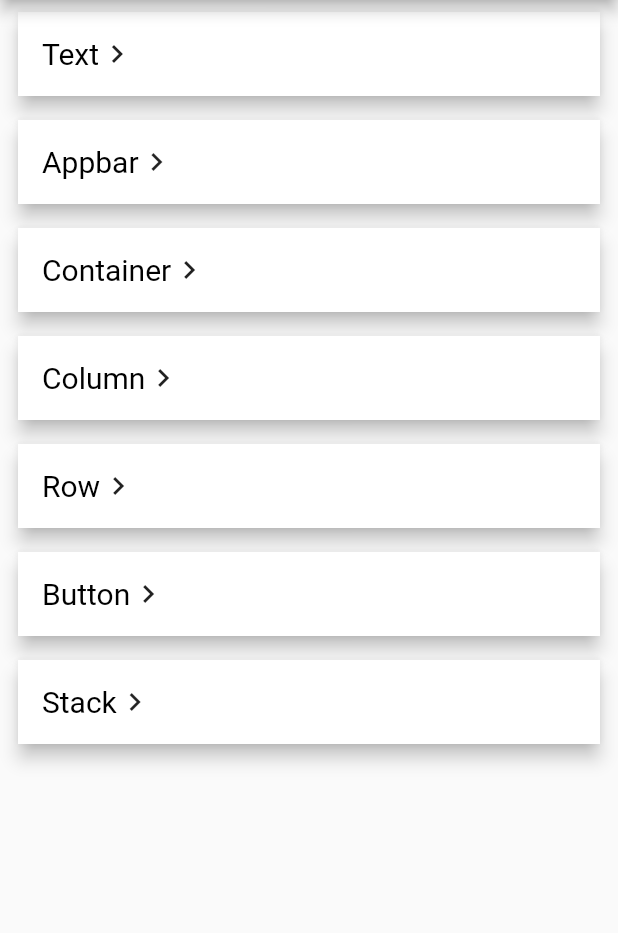
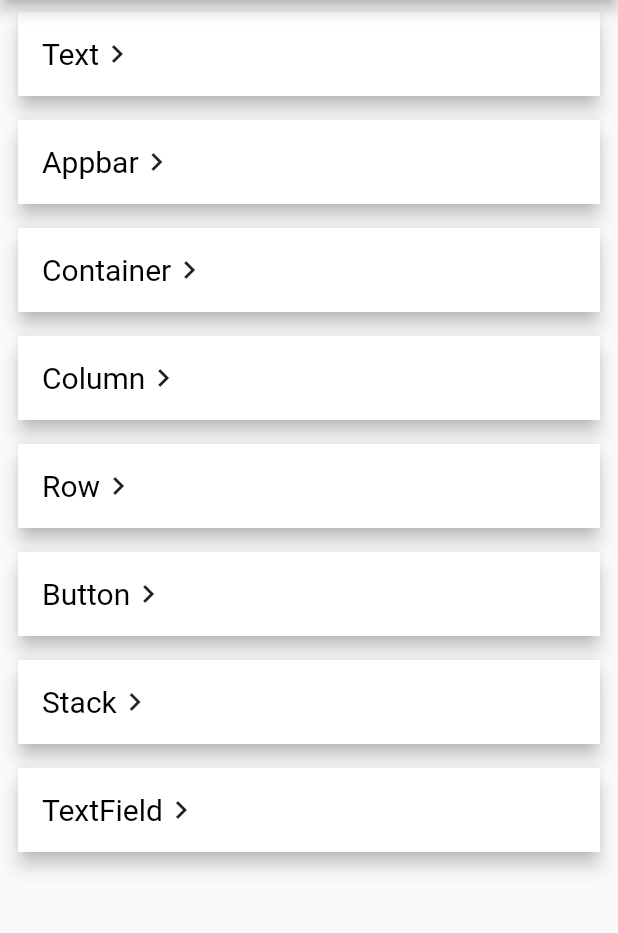
Before and after one commit to PoojaB26/FlutterBasicWidgets, a Flutter app: the screen it shows after launch, on a phone screen of 412 x 824 dp, the part 84-1017 px from its top. Run offline on Flutter 3.47's test engine with Material 2 defaults, Android fonts, the light colour scheme and no system bars.

Commit message:
add textfields

```diff
--- a/flutter_widgets/lib/main.dart
+++ b/flutter_widgets/lib/main.dart
@@ -1,4 +1,5 @@
 import 'package:flutter/material.dart';
+import 'package:flutter_widgets/textfield_widget.dart';
 import 'container_widget.dart';
 import 'package:flutter_widgets/text_widget.dart';
 import 'appar_widget.dart';
@@ -23,23 +24,30 @@ class MyApp extends StatelessWidget {
       routes: <String, WidgetBuilder>{
         'Text': (BuildContext context) => TextWidget(),
         'Appbar': (BuildContext context) => AppBarWidget(),
-        'Container' : (BuildContext context) => ContainerWidget(),
-        'Column' : (BuildContext context) => ColumnWidget(),
-        'Row' : (BuildContext context) => RowWidget(),
-        'Button' : (BuildContext context) => ButtonWidget(),
-        'Stack' : (BuildContext context) => StackWidget(),
-
-
+        'Container': (BuildContext context) => ContainerWidget(),
+        'Column': (BuildContext context) => ColumnWidget(),
+        'Row': (BuildContext context) => RowWidget(),
+        'Button': (BuildContext context) => ButtonWidget(),
+        'Stack': (BuildContext context) => StackWidget(),
+        'TextField': (BuildContext context) => TextFieldWidget(),
       },
     );
   }
 }
 
-class HomePage extends StatelessWidget{
-
+class HomePage extends StatelessWidget {
   @override
   Widget build(BuildContext context) {
-    var widgetList = ["Text", "Appbar", "Container", "Column", "Row", "Button", "Stack" ];
+    var widgetList = [
+      "Text",
+      "Appbar",
+      "Container",
+      "Column",
+      "Row",
+      "Button",
+      "Stack",
+      "TextField"
+    ];
 
     return Scaffold(
       appBar: AppBar(
@@ -48,11 +56,12 @@ class HomePage extends StatelessWidget{
       body: ListView.builder(
           itemCount: widgetList.length,
           shrinkWrap: true,
-          itemBuilder: (builder, index){
+          itemBuilder: (builder, index) {
             return Padding(
-              padding: const EdgeInsets.symmetric(horizontal: 8.0, vertical: 4.0),
+              padding:
+                  const EdgeInsets.symmetric(horizontal: 8.0, vertical: 4.0),
               child: InkWell(
-                onTap: (){
+                onTap: () {
                   Navigator.of(context).pushNamed('${widgetList[index]}');
                 },
                 child: Card(
@@ -63,11 +72,14 @@ class HomePage extends StatelessWidget{
                       padding: EdgeInsets.all(16.0),
                       child: Row(
                         children: <Widget>[
-                          Text(widgetList[index], style: TextStyle(color: Colors.black, fontSize: 20.0),),
+                          Text(
+                            widgetList[index],
+                            style:
+                                TextStyle(color: Colors.black, fontSize: 20.0),
+                          ),
                           Icon(Icons.keyboard_arrow_right)
                         ],
-                      )
-                  ),
+                      )),
                 ),
               ),
             );
```
Also changed, not shown: flutter_widgets/lib/textfield_widget.dart (added, +53 -0 lines).
